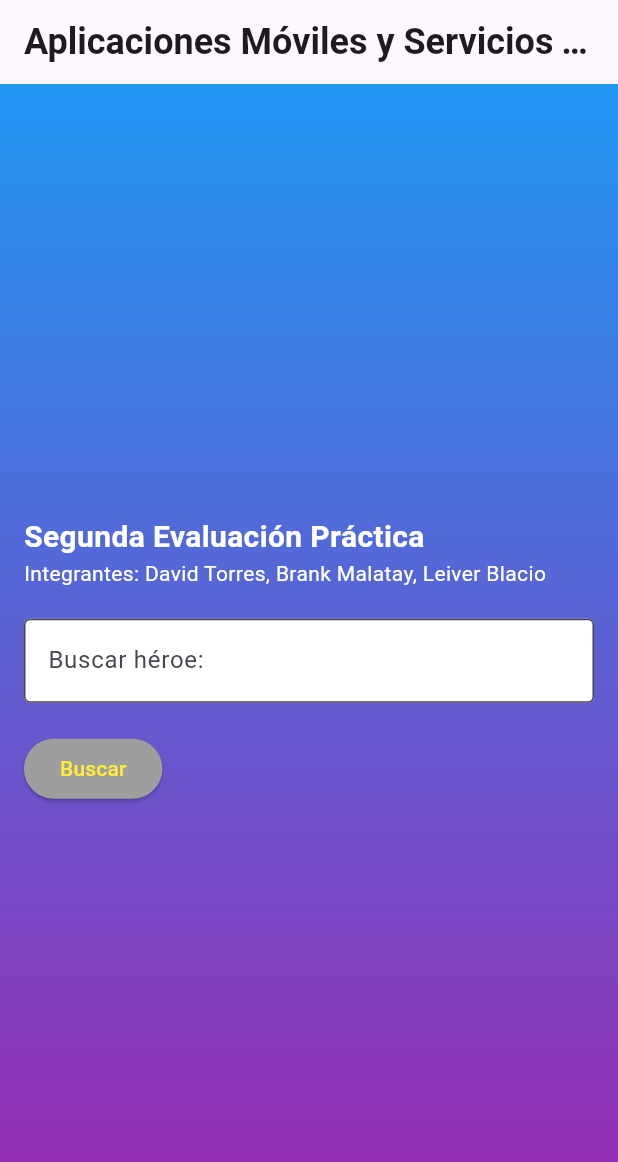
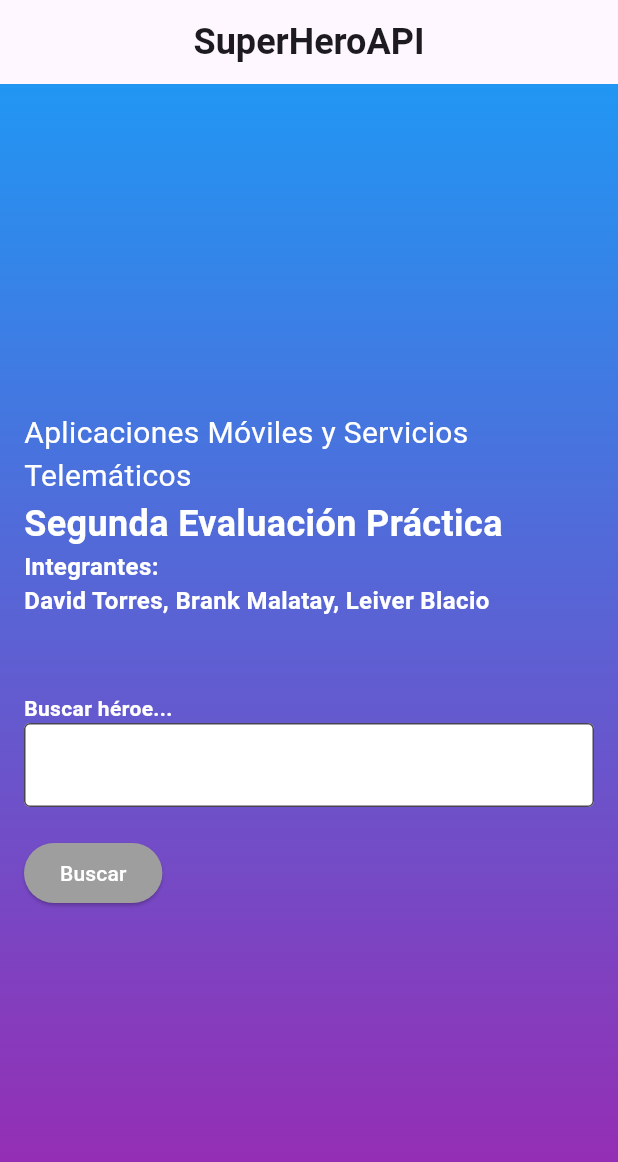
Before and after one commit to bmalatay/AMST_EXA2_G2, a Flutter app: the screen it shows after launch, on a phone screen of 412 x 824 dp. Shown: the top 1162 px of the screen. Run offline on Flutter 3.47's test engine with Material 3 defaults, Android fonts, the phone set to English and light mode, and no system bars; missing offline and left inert: unique_simple_bar_chart.

Commit message:
hero profile

```diff
--- a/practicasuperhero/lib/main.dart
+++ b/practicasuperhero/lib/main.dart
@@ -14,20 +14,20 @@ class MyApp extends StatelessWidget {
   }
 }
 
-
 class MainPage extends StatelessWidget {
   final TextEditingController searchController = TextEditingController();
 
   static const String materia = 'Aplicaciones Móviles y Servicios Telemáticos';
   static const String evaluacion = 'Segunda Evaluación Práctica';
-  static const String integrantes = 'David Torres, Brank Malatay, Leiver Blacio';
+  static const String integrantes =
+      'David Torres, Brank Malatay, Leiver Blacio';
 
   @override
   Widget build(BuildContext context) {
     return Scaffold(
       appBar: AppBar(
         title: Text(
-          materia,
+          'SuperHeroAPI',
           style: TextStyle(fontSize: 24.0, fontWeight: FontWeight.bold),
         ),
         centerTitle: true,
@@ -46,25 +46,51 @@ class MainPage extends StatelessWidget {
             mainAxisAlignment: MainAxisAlignment.center,
             crossAxisAlignment: CrossAxisAlignment.start,
             children: [
-              Text(
+              const Text(
+                materia,
+                style: TextStyle(
+                    fontSize: 20.0,
+                    fontWeight: FontWeight.normal,
+                    color: Colors.white),
+              ),
+              const Text(
                 evaluacion,
-                style: TextStyle(fontSize: 20.0, fontWeight: FontWeight.bold, color: Colors.white),
+                style: TextStyle(
+                    fontSize: 24.0,
+                    fontWeight: FontWeight.bold,
+                    color: Colors.white),
               ),
-              Text(
-                'Integrantes: $integrantes',
-                style: TextStyle(color: Colors.white),
+              const Text(
+                'Integrantes:',
+                style: TextStyle(
+                    fontSize: 16.0,
+                    fontWeight: FontWeight.bold,
+                    color: Colors.white),
               ),
-              SizedBox(height: 20),
+              const Text(
+                integrantes,
+                style: TextStyle(
+                    fontSize: 16.0,
+                    fontWeight: FontWeight.bold,
+                    color: Colors.white),
+              ),
+              const SizedBox(height: 50),
+              const Text(
+                'Buscar héroe...',
+                style: TextStyle(
+                    fontSize: 14.0,
+                    fontWeight: FontWeight.bold,
+                    color: Colors.white),
+              ),
               TextField(
                 controller: searchController,
-                decoration: InputDecoration(
-                  labelText: 'Buscar héroe:',
+                decoration: const InputDecoration(
                   filled: true,
                   fillColor: Colors.white,
                   border: OutlineInputBorder(),
                 ),
               ),
-              SizedBox(height: 20),
+              const SizedBox(height: 20),
               ElevatedButton(
                 onPressed: () {
                   Navigator.push(
@@ -77,9 +103,9 @@ class MainPage extends StatelessWidget {
                 style: ElevatedButton.styleFrom(
                   primary: Colors.grey, // Color de fondo del botón
                 ),
-                child: Text(
+                child: const Text(
                   'Buscar',
-                  style: TextStyle(color: Colors.yellow),
+                  style: TextStyle(color: Colors.white),
                 ),
               ),
             ],
--- a/practicasuperhero/lib/superhero_api.dart
+++ b/practicasuperhero/lib/superhero_api.dart
@@ -2,7 +2,8 @@ import 'dart:convert';
 import 'package:http/http.dart' as http;
 
 class SuperheroApi {
-  final String baseUrl = 'https://www.superheroapi.com/api.php/1756437904858215';
+  final String baseUrl =
+      'https://www.superheroapi.com/api.php/1756437904858215';
 
   Future<List<dynamic>> searchHeroes(String query) async {
     final response = await http.get(Uri.parse('$baseUrl/search/$query'));
--- a/practicasuperhero/pubspec.yaml
+++ b/practicasuperhero/pubspec.yaml
@@ -29,6 +29,7 @@ environment:
 # versions available, run `flutter pub outdated`.
 dependencies:
   http: ^0.13.3
+  unique_simple_bar_chart: ^0.0.1
   flutter:
     sdk: flutter
 
```
Also changed, not shown: practicasuperhero/lib/hero_profile_page.dart (+66 -8 lines), practicasuperhero/lib/results_page.dart (+12 -14 lines), practicasuperhero/pubspec.lock, 1 other file.
